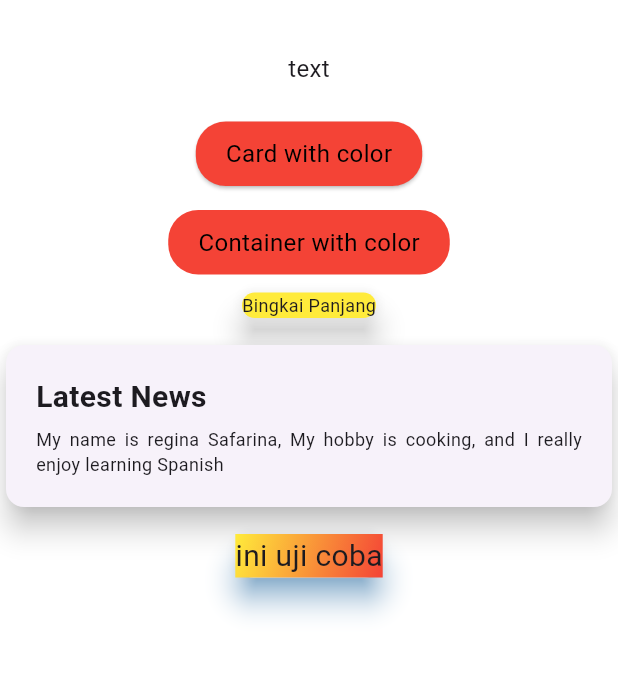
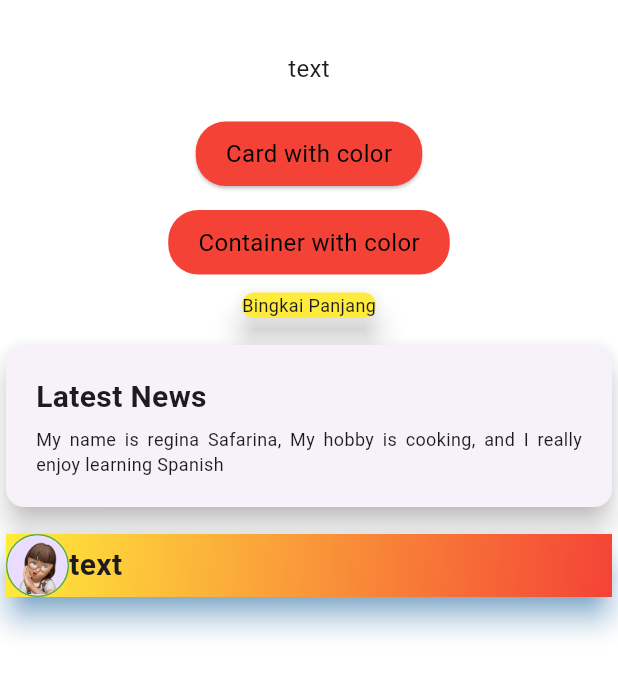
Before and after one commit to ginaa07/Tugas_week_8_latihan_card, a Flutter app: the screen it shows after launch, on a phone screen of 412 x 824 dp, the part 63-758 px from its top. Run offline on Flutter 3.47's test engine with Material 3 defaults, Android fonts, the phone set to English and light mode, and no system bars.

Commit message:
perubahan pada sizedbox untuk text

```diff
--- a/lib/pages/Latihan Card.dart
+++ b/lib/pages/Latihan Card.dart
@@ -107,13 +107,32 @@ class LatihanCard extends StatelessWidget {
                     colors: [Colors.yellow, Colors.red],
                   ),
                 ),
-                child: Text("ini uji coba",
-                style: TextStyle(
-                  fontSize: 20.0
+                child: Row(
+                children: [
+                  //Todo
+                  //container dengan circle
+                  Container(
+                    decoration: BoxDecoration(
+                      shape: BoxShape.circle,
+                      border: Border.all(color: Colors.green)
+                    ),
+                    child: CircleAvatar(
+                      backgroundImage: AssetImage("assets/images/imagesui.png"),
+                    ),
+                  ),
+                  SizedBox(height:  5),
+                  Text("text",
+                  style: TextStyle(
+                    fontSize: 20.0,
+                    fontWeight: FontWeight.bold
+                  ),
+                  ),
+
+
+                ],
+                )
                 ),
                 ),
-              ),
-            )
           ],
 
         ),
--- a/pubspec.yaml
+++ b/pubspec.yaml
@@ -56,6 +56,8 @@ flutter:
   # included with your application, so that you can use the icons in
   # the material Icons class.
   uses-material-design: true
+  assets:
+  - assets/images/imagesui.png
 
   # To add assets to your application, add an assets section, like this:
   # assets:
```
Also changed, not shown: assets/images/imagesui.png (renamed from assets/imagesui.png).
